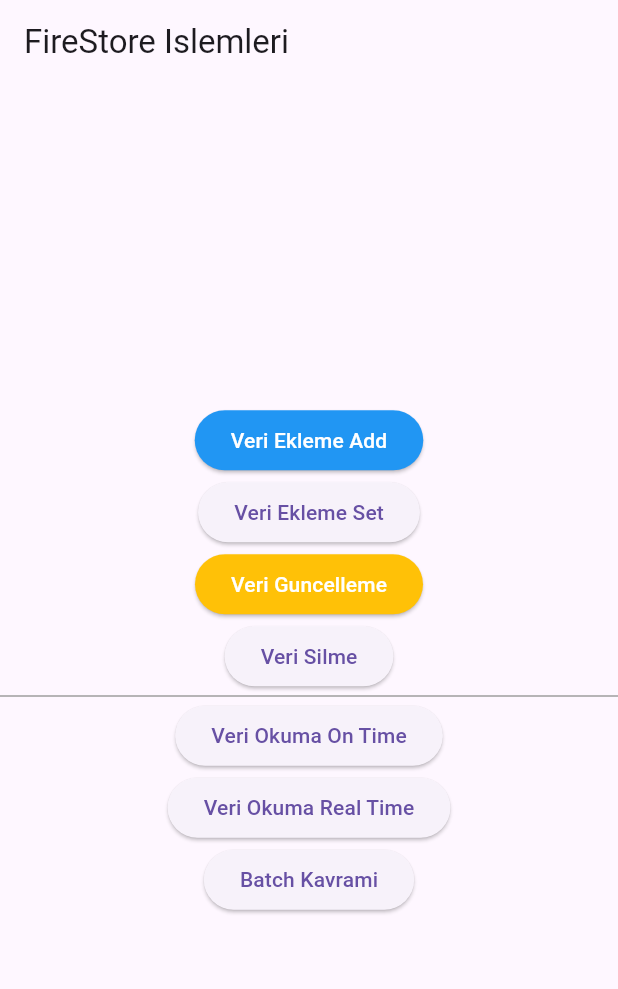
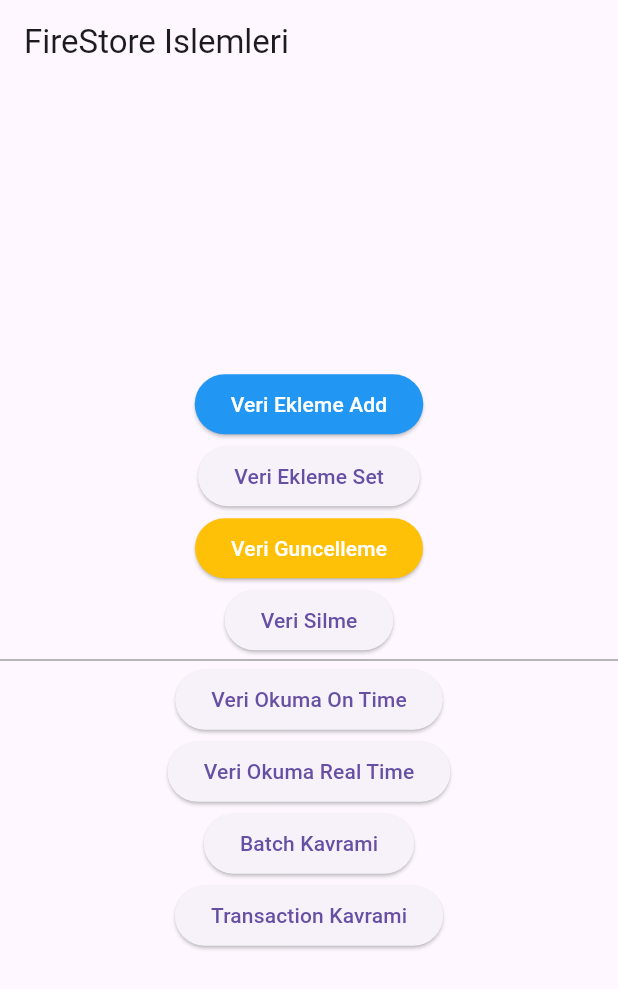
Before and after one commit to tahaturan/flutter_firebase, a Flutter app: the screen it shows after launch, on a phone screen of 412 x 824 dp. Shown: the top 989 px of the screen. Run offline on Flutter 3.47's test engine with Material 2 defaults, Android fonts, the phone set to English and light mode, and no system bars; our stand-ins replace cloud_firestore, firebase_auth, firebase_core, google_sign_in; accounts and stored records are empty.

Commit message:
fireStore Transaction Kavrami

```diff
--- a/lib/pages/firestore_islemleri.dart
+++ b/lib/pages/firestore_islemleri.dart
@@ -1,5 +1,6 @@
 import 'package:flutter/material.dart';
 import 'package:flutter_firebase/widgets/batch_kavrami_btn.dart';
+import 'package:flutter_firebase/widgets/transaction_kavrami_btn.dart';
 import 'package:flutter_firebase/widgets/veri_ekle_add_btn.dart';
 import 'package:flutter_firebase/widgets/veri_ekleme_set_btn.dart';
 import 'package:flutter_firebase/widgets/veri_guncelle_btn.dart';
@@ -36,6 +37,7 @@ class _FireStoreIslemleriState extends State<FireStoreIslemleri> {
             VeriOkumaOnTimeBtn(),
             VeriOkumaRealTimeBtn(),
             BatchKavramiBtn(),
+            TransactionKavramiBtn(),
           ],
         ),
       ),
--- /dev/null
+++ b/lib/widgets/transaction_kavrami_btn.dart
@@ -0,0 +1,47 @@
+import 'package:cloud_firestore/cloud_firestore.dart';
+import 'package:flutter/material.dart';
+
+class TransactionKavramiBtn extends StatefulWidget {
+  const TransactionKavramiBtn({Key? key}) : super(key: key);
+
+  @override
+  State<TransactionKavramiBtn> createState() => _TransactionKavramiBtnState();
+}
+
+class _TransactionKavramiBtnState extends State<TransactionKavramiBtn> {
+  FirebaseFirestore firestore = FirebaseFirestore.instance;
+  @override
+  Widget build(BuildContext context) {
+    return ElevatedButton(
+      onPressed: () {
+        transactionKavrami();
+      },
+      child: const Text(
+        "Transaction Kavrami",
+      ),
+    );
+  }
+
+  void transactionKavrami() async {
+    //*biden fazla ard arda gelen islemleri tek bir seferde yapmamizi sagliyor
+    //*burda onemli olan o anki anlik veri
+    //*para transfer ornegi yapalim
+    firestore.runTransaction((transaction) async {
+      DocumentReference<Map<String, dynamic>> muhammedRef =
+          firestore.doc("users/wZiw9AamuoCTFDEwa2nt");
+      DocumentReference<Map<String, dynamic>> tahaRef =
+          firestore.doc("users/Rbe5jjGHfK5BdHCFeOBR");
+
+      var muhammedSnapshot = await transaction.get(muhammedRef);
+
+      var muhammedBakiye = muhammedSnapshot.data()!["para"];
+
+      if (muhammedBakiye > 100) {
+        var muhammedYeniBakiye = muhammedSnapshot.data()!["para"] - 100;
+
+        transaction.update(muhammedRef, {"para": muhammedYeniBakiye});
+        transaction.update(tahaRef, {"para": FieldValue.increment(100)});
+      }
+    });
+  }
+}
```
